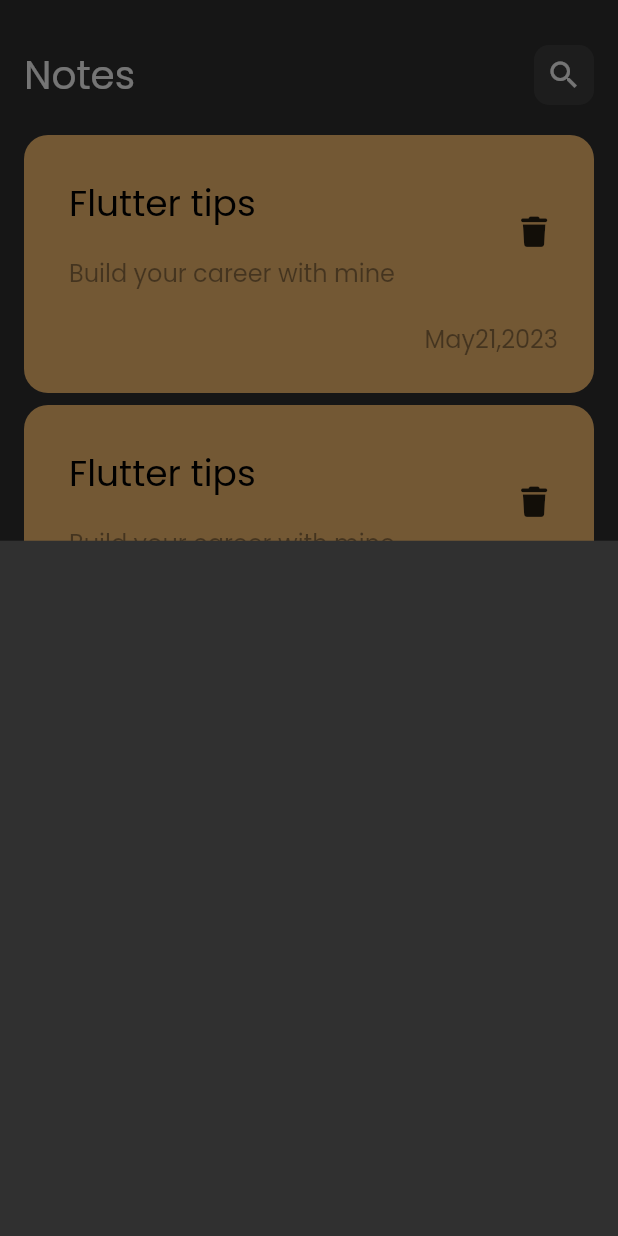
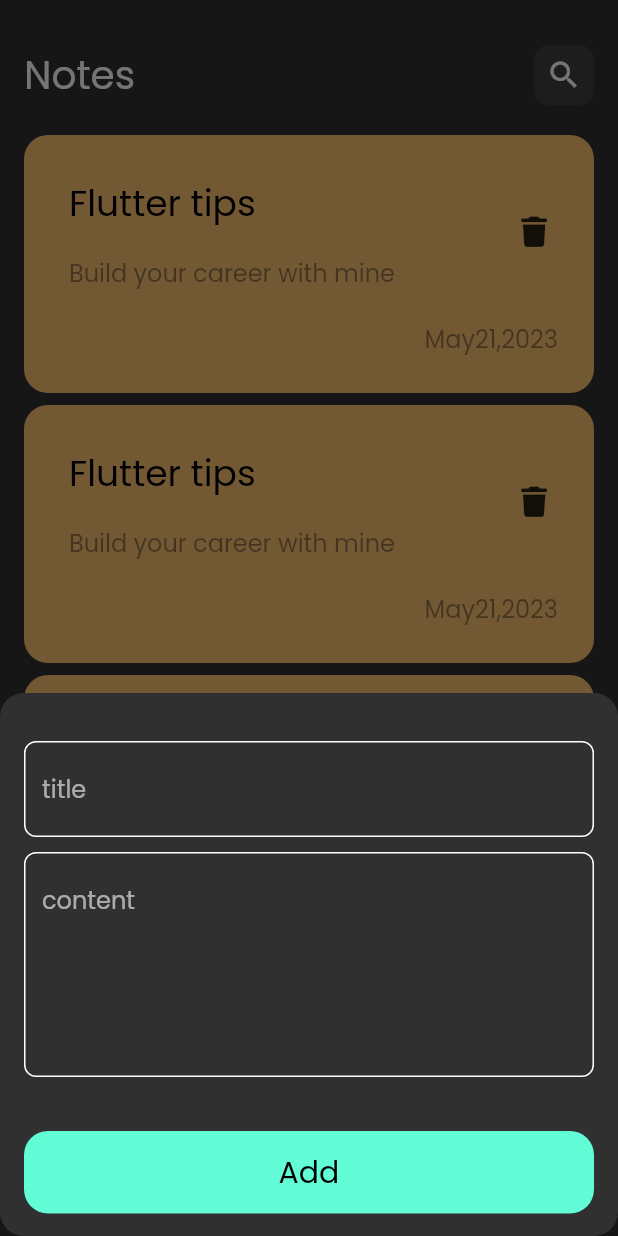
Before and after one commit to mostafamahm0ud/notes_app, a Flutter app: the screen it shows after launch, after a tap on the "add" icon, on a phone screen of 412 x 824 dp. Run offline on Flutter 3.47's test engine with Material 2 defaults, Android fonts, the phone set to English and light mode, and no system bars; our stand-ins replace font_awesome_flutter.

Commit message:
constanse - custom botton -cutomtext field

```diff
--- /dev/null
+++ b/lib/constans.dart
@@ -0,0 +1,3 @@
+import 'package:flutter/animation.dart';
+
+const KPrimaryColor =  Color(0xff62FCD7);
--- a/lib/views/notes_view.dart
+++ b/lib/views/notes_view.dart
@@ -10,10 +10,13 @@ class NotesView extends StatelessWidget {
     return Scaffold(
       floatingActionButton: FloatingActionButton(
         onPressed: () {
-          showModalBottomSheet(context: context, builder: (context){
-            return const AddNoteBottomSheet() ;
-
-          });
+          showModalBottomSheet(
+              shape: RoundedRectangleBorder(
+                  borderRadius: BorderRadius.circular(16)),
+              context: context,
+              builder: (context) {
+                return const AddNoteBottomSheet();
+              });
         },
         child: const Icon(
           Icons.add,
--- /dev/null
+++ b/lib/widgets/custom_bottom.dart
@@ -0,0 +1,27 @@
+import 'package:flutter/material.dart';
+import 'package:notes_app/constans.dart';
+
+class CustomButton extends StatelessWidget {
+  const CustomButton({super.key, required this.bottunTo});
+  final String bottunTo;
+  @override
+  Widget build(BuildContext context) {
+    return Container(
+      width: MediaQuery.of(context).size.width,
+      height: 55,
+      decoration: BoxDecoration(
+        color: KPrimaryColor,
+        borderRadius: BorderRadius.circular(16),
+      ),
+      child: Center(
+        child: Text(
+          bottunTo,
+          style: TextStyle(
+            color: Colors.black,
+            fontSize: 20,
+          ),
+        ),
+      ),
+    );
+  }
+}
--- /dev/null
+++ b/lib/widgets/custom_text_field.dart
@@ -0,0 +1,28 @@
+import 'package:flutter/material.dart';
+import 'package:notes_app/constans.dart';
+
+class CustomTextField extends StatelessWidget {
+  const CustomTextField({super.key, required this.hint, this.maxLines = 1});
+  final String hint;
+  final int maxLines;
+  @override
+  Widget build(BuildContext context) {
+    return TextField(
+      cursorColor: KPrimaryColor,
+      maxLines: maxLines,
+      decoration: InputDecoration(
+        hintText: hint,
+        border: buildBorder(),
+        enabledBorder: buildBorder(),
+        focusedBorder: buildBorder(KPrimaryColor),
+      ),
+    );
+  }
+
+  OutlineInputBorder buildBorder([color]) {
+    return OutlineInputBorder(
+      borderRadius: BorderRadius.circular(8),
+      borderSide: BorderSide(color: color ?? Colors.white),
+    );
+  }
+}
--- a/lib/widgets/note_model_bottom_sheet.dart
+++ b/lib/widgets/note_model_bottom_sheet.dart
@@ -1,11 +1,41 @@
-
 import 'package:flutter/material.dart';
+import 'package:notes_app/constans.dart';
+import 'package:notes_app/widgets/custom_bottom.dart';
+import 'package:notes_app/widgets/custom_text_field.dart';
 
 class AddNoteBottomSheet extends StatelessWidget {
   const AddNoteBottomSheet({super.key});
 
   @override
   Widget build(BuildContext context) {
-    return Container();
+    return Padding(
+      padding: const EdgeInsets.symmetric(horizontal: 16),
+      child: SingleChildScrollView(
+        child: Column(
+          children: const [
+            SizedBox(
+              height: 32,
+            ),
+            CustomTextField(
+              hint: 'title',
+            ),
+            SizedBox(
+              height: 10,
+            ),
+            CustomTextField(
+              hint: 'content',
+              maxLines: 5,
+            ),
+             SizedBox(
+            height: 36,
+          ),
+            CustomButton(bottunTo: 'Add',),
+            SizedBox(
+              height: 15,
+            ),
+          ],
+        ),
+      ),
+    );
   }
 }
```
